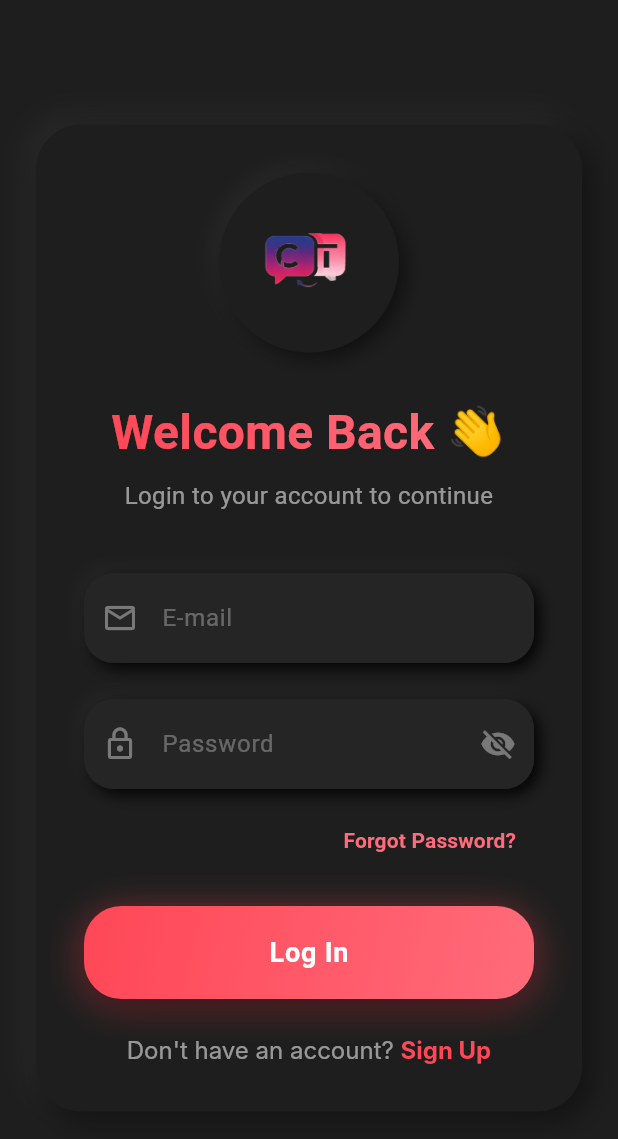
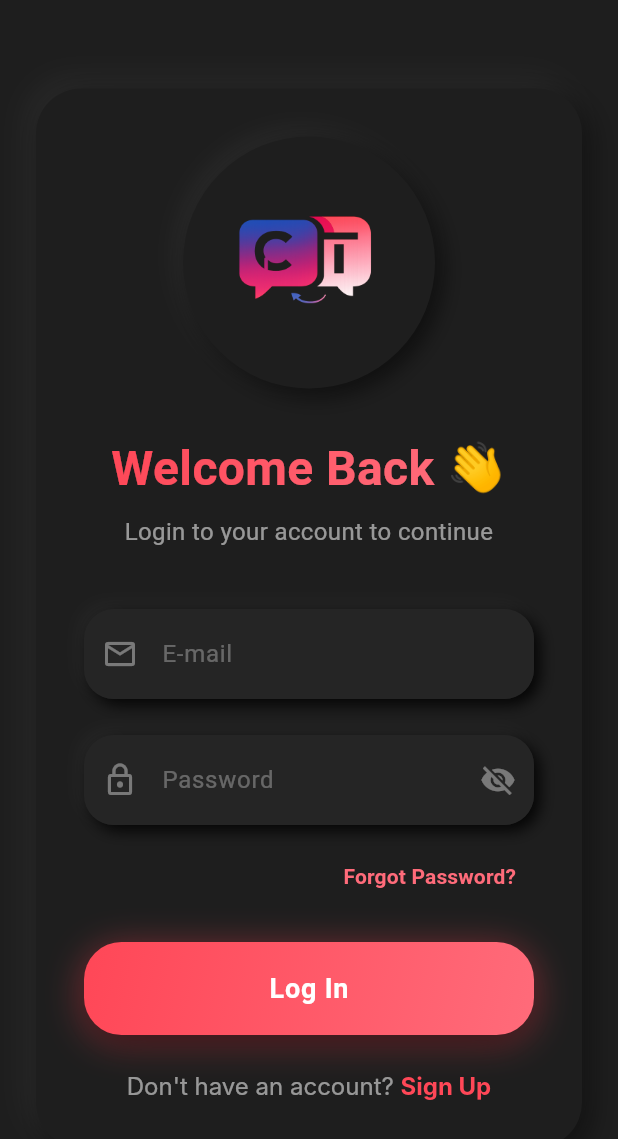
Before and after one commit to ChatTranz/chattranz, a Flutter app: the screen it shows after launch, on a phone screen of 412 x 824 dp. Shown: the top 1139 px of the screen. Run offline on Flutter 3.47's test engine with Material 3 defaults, Android fonts, the phone set to English and light mode, and no system bars; our stand-ins replace cloud_firestore, firebase_auth, firebase_core, fluttertoast, permission_handler; missing offline and left inert: flutter_webrtc, google_mlkit_translation; accounts and stored records are empty; Roboto replaces fonts that are missing (Inter).

Commit message:
Refactor code structure for improved readability and maintainability

```diff
--- a/lib/pages/login.dart
+++ b/lib/pages/login.dart
@@ -66,24 +66,24 @@ class _LoginScreenState extends State<LoginScreen> {
                 children: [
                   // Logo with Neumorphic container
                   Container(
-                    padding: const EdgeInsets.all(20),
+                    padding: const EdgeInsets.all(24),
                     decoration: BoxDecoration(
                       color: const Color(0xFF1E1E1E),
                       shape: BoxShape.circle,
                       boxShadow: [
                         BoxShadow(
                           color: Colors.white.withOpacity(0.05),
-                          offset: const Offset(-4, -4),
-                          blurRadius: 10,
+                          offset: const Offset(-5, -5),
+                          blurRadius: 12,
                         ),
                         const BoxShadow(
                           color: Colors.black54,
-                          offset: Offset(4, 4),
-                          blurRadius: 10,
+                          offset: Offset(5, 5),
+                          blurRadius: 12,
                         ),
                       ],
                     ),
-                    child: Image.asset('assets/loadingLogo.png', height: 80),
+                    child: Image.asset('assets/loadingLogo.png', height: 120),
                   ),
                   const SizedBox(height: 30),
 
```
Also changed, not shown: assets/loadingLogo.png, assets/loadingLogo1.png (deleted), assets/loadingLogo2.png (added).
